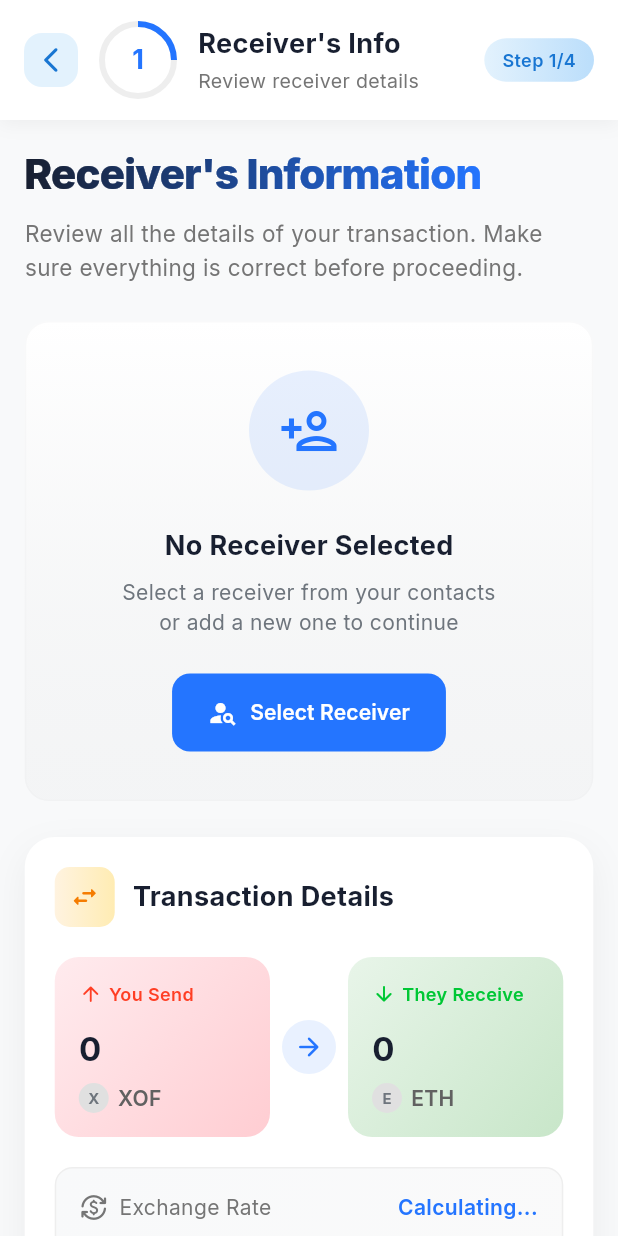
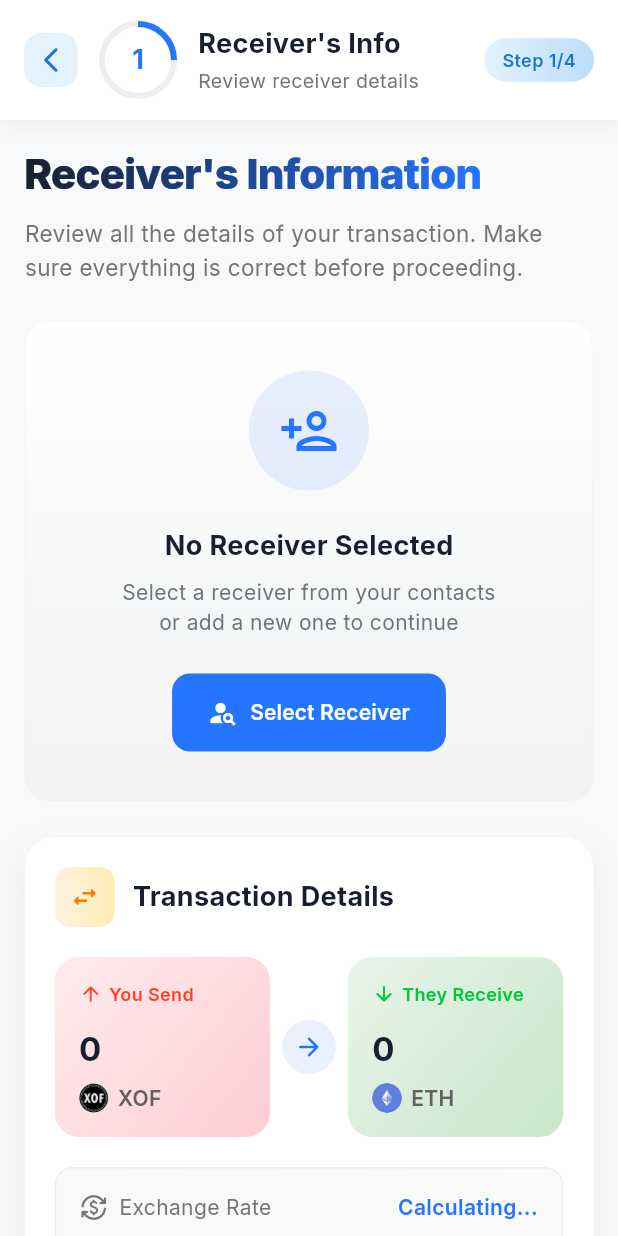
Before and after one commit to Flash-Technologies/flash_transfer_app, a Flutter app: the ReceiverInfoScreen screen opened by its route, on a phone screen of 412 x 824 dp. Run offline on Flutter 3.47's test engine with Material 3 defaults, Android fonts, the phone set to English and light mode, and no system bars; drawn by our look-alikes of flutter_animate; our stand-ins replace app_links, cached_network_image, camera, confetti, dio, equatable and 14 more; missing offline and left inert: flutter_facebook_auth, reown_appkit; accounts and stored records are empty; network calls fail; statements that could not run were skipped.

Commit message:
Refactor currency display in HomeScreen and ReceiverInfoScreen to utilize CurrencyIconMapper for improved icon handling
- Replaced commented-out image loading logic with dynamic icon display using CurrencyIconMapper.
- Updated HomeScreen and ReceiverInfoScreen to show currency icons or fallback text based on availability.
- Enhanced UI consistency by ensuring circular image display for currencies with icons.

```diff
--- /dev/null
+++ b/lib/core/utils/currency_icon_mapper.dart
@@ -0,0 +1,28 @@
+class CurrencyIconMapper {
+  static const Map<String, String> _currencyIcons = {
+    'AVAX': 'assets/images/currencies/avax.png',
+    'BNB': 'assets/images/currencies/bnb.png',
+    'ETH': 'assets/images/currencies/eth.png',
+    'MATIC': 'assets/images/currencies/matic.png',
+    'SOL': 'assets/images/currencies/sol.png',
+    'USDC': 'assets/images/currencies/usdc.png',
+    'USDT': 'assets/images/currencies/usdt.png',
+    'XOF': 'assets/images/currencies/xof.png',
+  };
+
+  /// Returns the local asset path for a given currency code
+  /// Falls back to null if no icon is found for the currency
+  static String? getIconPath(String currencyCode) {
+    return _currencyIcons[currencyCode.toUpperCase()];
+  }
+
+  /// Returns true if a local icon exists for the given currency code
+  static bool hasIcon(String currencyCode) {
+    return _currencyIcons.containsKey(currencyCode.toUpperCase());
+  }
+
+  /// Returns all available currency codes that have local icons
+  static List<String> getAvailableCurrencies() {
+    return _currencyIcons.keys.toList();
+  }
+}
--- a/lib/presentation/payment/receiver_info_screen.dart
+++ b/lib/presentation/payment/receiver_info_screen.dart
@@ -10,6 +10,7 @@ import 'package:flash_transfer_app/providers/beneficiary_provider.dart';
 import 'package:flash_transfer_app/providers/exchange_provider.dart';
 import 'package:flash_transfer_app/presentation/common/app_button.dart';
 import 'package:flash_transfer_app/presentation/common/empty_receiver_state.dart';
+import 'package:flash_transfer_app/core/utils/currency_icon_mapper.dart';
 
 class ReceiverInfoScreen extends ConsumerStatefulWidget {
   final Beneficiary? selectedBeneficiary;
@@ -767,20 +768,6 @@ class _ReceiverInfoScreenState extends ConsumerState<ReceiverInfoScreen>
           const SizedBox(height: 8),
           Row(
             children: [
-              // Temporarily commented out problematic image loading
-              // if (currencyLogo != null)
-              //   Container(
-              //     width: 20,
-              //     height: 20,
-              //     decoration: BoxDecoration(
-              //       shape: BoxShape.circle,
-              //       image: DecorationImage(
-              //         image: NetworkImage(currencyLogo),
-              //         fit: BoxFit.cover,
-              //       ),
-              //     ),
-              //   )
-              // else
               Container(
                 width: 20,
                 height: 20,
@@ -788,7 +775,16 @@ class _ReceiverInfoScreenState extends ConsumerState<ReceiverInfoScreen>
                   shape: BoxShape.circle,
                   color: Colors.grey.shade300,
                 ),
-                  child: Center(
+                child: CurrencyIconMapper.hasIcon(currency)
+                    ? ClipOval(
+                        child: Image.asset(
+                          CurrencyIconMapper.getIconPath(currency)!,
+                          width: 20,
+                          height: 20,
+                          fit: BoxFit.cover,
+                        ),
+                      )
+                    : Center(
                         child: Text(
                           currency.substring(0, 1),
                           style: const TextStyle(
```
Also changed, not shown: lib/presentation/home/home_screen.dart (+23 -18 lines), assets/images/currencies/avax.png (added), assets/images/currencies/bnb.png (added), assets/images/currencies/eth.png (added), assets/images/currencies/matic.png (added), assets/images/currencies/sol.png (added), assets/images/currencies/usdc.png (added), assets/images/currencies/usdt.png (added), assets/images/currencies/xof.png (added). Lines whose indentation alone changed are shown as unchanged.
